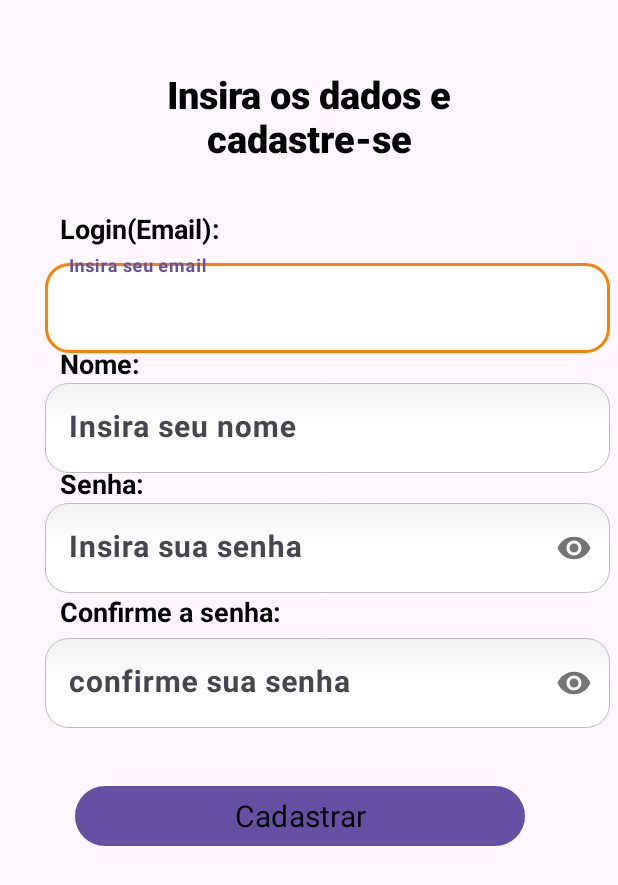
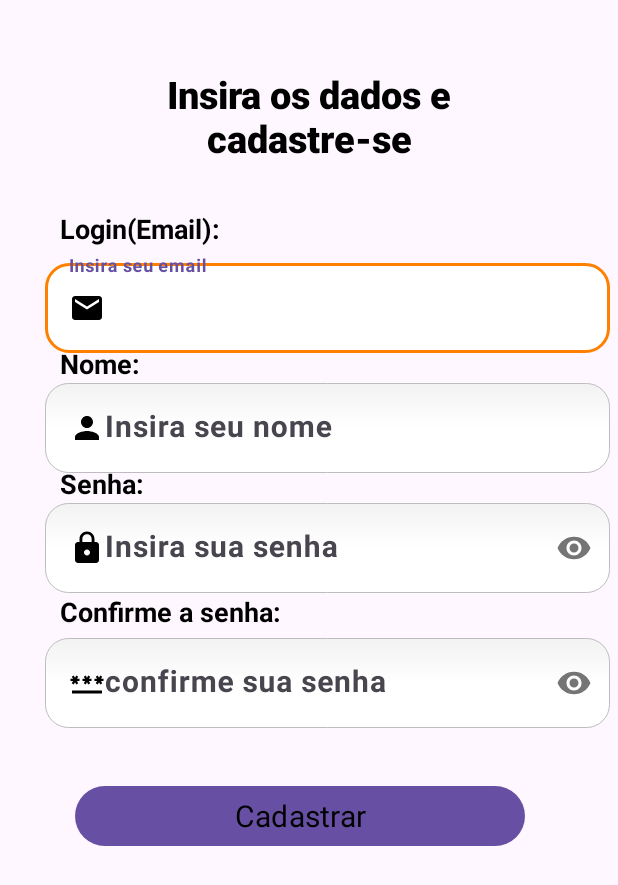
Before and after one commit to Alt3rs/Organizador-de-Financas, an Android app: the Cadastro screen opened directly, with no data from a screen before it, on a phone screen of 412 x 824 dp. Shown: the top 885 px of the screen. Run offline under Robolectric (Android 15) with nearby library versions, the phone set to English and light mode, and no system bars.

Commit message:
Adicionando alguns icones aos EditTexts da tela cadastro e login

```diff
--- /dev/null
+++ b/app/src/main/res/drawable/baseline_confirmpassword_24.xml
@@ -0,0 +1,5 @@
+<vector android:height="24dp" android:tint="#000000"
+    android:viewportHeight="24" android:viewportWidth="24"
+    android:width="24dp" xmlns:android="http://schemas.android.com/apk/res/android">
+    <path android:fillColor="@android:color/white" android:pathData="M2,17h20v2H2V17zM3.15,12.95L4,11.47l0.85,1.48l1.3,-0.75L5.3,10.72H7v-1.5H5.3l0.85,-1.47L4.85,7L4,8.47L3.15,7l-1.3,0.75L2.7,9.22H1v1.5h1.7L1.85,12.2L3.15,12.95zM9.85,12.2l1.3,0.75L12,11.47l0.85,1.48l1.3,-0.75l-0.85,-1.48H15v-1.5h-1.7l0.85,-1.47L12.85,7L12,8.47L11.15,7l-1.3,0.75l0.85,1.47H9v1.5h1.7L9.85,12.2zM23,9.22h-1.7l0.85,-1.47L20.85,7L20,8.47L19.15,7l-1.3,0.75l0.85,1.47H17v1.5h1.7l-0.85,1.48l1.3,0.75L20,11.47l0.85,1.48l1.3,-0.75l-0.85,-1.48H23V9.22z"/>
+</vector>
--- /dev/null
+++ b/app/src/main/res/drawable/baseline_name_24.xml
@@ -0,0 +1,5 @@
+<vector android:height="24dp" android:tint="#000000"
+    android:viewportHeight="24" android:viewportWidth="24"
+    android:width="24dp" xmlns:android="http://schemas.android.com/apk/res/android">
+    <path android:fillColor="@android:color/white" android:pathData="M12,12c2.21,0 4,-1.79 4,-4s-1.79,-4 -4,-4 -4,1.79 -4,4 1.79,4 4,4zM12,14c-2.67,0 -8,1.34 -8,4v2h16v-2c0,-2.66 -5.33,-4 -8,-4z"/>
+</vector>
--- a/app/src/main/res/layout/activity_cadastro.xml
+++ b/app/src/main/res/layout/activity_cadastro.xml
@@ -50,7 +50,8 @@
         android:textSize="20sp"
         android:textStyle="bold"
         android:background="@drawable/rounded_edittext"
-        android:inputType="textEmailAddress">
+        android:inputType="textEmailAddress"
+        android:drawableStart="@drawable/baseline_email_24">
     </EditText>
 </com.google.android.material.textfield.TextInputLayout>
 
@@ -86,7 +87,8 @@
         android:textColor="@color/black"
         android:textSize="20sp"
         android:textStyle="bold"
-        android:background="@drawable/rounded_edittext">
+        android:background="@drawable/rounded_edittext"
+        android:drawableStart="@drawable/baseline_name_24">
     </EditText>
 </com.google.android.material.textfield.TextInputLayout>
 
@@ -126,7 +128,8 @@
          android:textSize="20sp"
          android:textStyle="bold"
          android:background="@drawable/rounded_edittext"
-         android:inputType="textPassword">
+         android:inputType="textPassword"
+         android:drawableStart="@drawable/baseline_lock_24">
      </EditText>
  </com.google.android.material.textfield.TextInputLayout>
 
@@ -166,7 +169,8 @@
         android:textSize="20sp"
         android:textStyle="bold"
         android:background="@drawable/rounded_edittext"
-        android:inputType="textPassword">
+        android:inputType="textPassword"
+        android:drawableStart="@drawable/baseline_confirmpassword_24">
     </EditText>
 </com.google.android.material.textfield.TextInputLayout>
 
```
